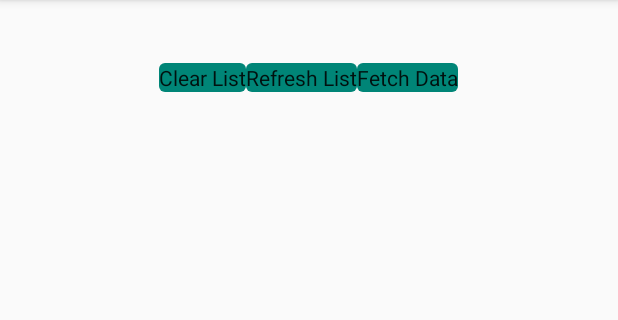
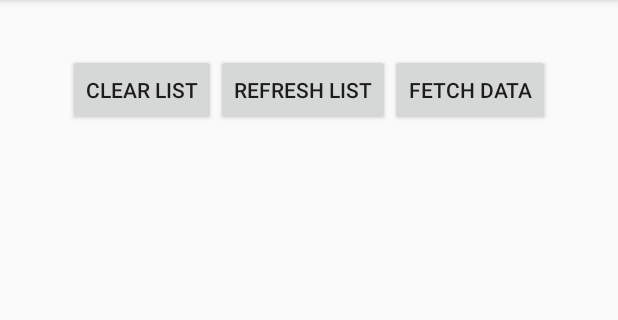
Before and after one commit to mhasanzadehir/AndroidProject, an Android app: the screen it shows after launch (MainActivity), on a phone screen of 412 x 824 dp, the part 84-404 px from its top. Run offline under Robolectric (Android 15) with nearby library versions, the phone set to English and light mode, and no system bars.

Commit message:
fist appropriate run

```diff
--- a/app/src/main/java/ir/sharif/androidproject/repository/DataRepository.kt
+++ b/app/src/main/java/ir/sharif/androidproject/repository/DataRepository.kt
@@ -29,7 +29,6 @@ object DataRepository {
 
     fun clear() = list.clear()
 
-    fun refresh() {
-        list = INITIAL_DATA
-    }
+    fun refresh() = list.clear().apply { list.addAll(INITIAL_DATA) }
+
 }
--- a/app/src/main/res/layout/activity_main.xml
+++ b/app/src/main/res/layout/activity_main.xml
@@ -13,19 +13,19 @@
             android:layout_height="wrap_content"
             android:layout_alignParentTop="true">
 
-        <com.google.android.material.button.MaterialButton
+        <Button
                 android:id="@+id/clearButton"
                 android:layout_width="wrap_content"
                 android:layout_height="wrap_content"
                 android:text="@string/clear_list"/>
 
-        <com.google.android.material.button.MaterialButton
+        <Button
                 android:id="@+id/refreshButton"
                 android:layout_width="wrap_content"
                 android:layout_height="wrap_content"
                 android:text="@string/refresh_list"/>
 
-        <com.google.android.material.button.MaterialButton
+        <Button
                 android:id="@+id/fetchButton"
                 android:layout_width="wrap_content"
                 android:layout_height="wrap_content"
@@ -35,10 +35,10 @@
 
     <LinearLayout
             android:id="@+id/list"
+            android:layout_below="@id/buttonsLayout"
             android:layout_width="match_parent"
             android:layout_marginTop="12dp"
             android:layout_height="wrap_content"
-            android:layout_below="@id/buttonsLayout"
             android:orientation="vertical"/>
 
 
--- a/app/src/main/res/layout/item_layout.xml
+++ b/app/src/main/res/layout/item_layout.xml
@@ -12,18 +12,18 @@
             android:layout_alignParentStart="true"/>
 
     <TextView
-            android:id="@+id/title"
+            android:id="@+id/titleTextView"
             android:layout_width="wrap_content"
             android:layout_height="wrap_content"
             android:layout_toRightOf="@id/image"
             android:layout_toEndOf="@id/image"/>
 
     <TextView
-            android:id="@+id/subtitle"
+            android:id="@+id/subtitleTextView"
             android:layout_toRightOf="@id/image"
             android:layout_width="wrap_content"
             android:layout_height="wrap_content"
-            android:layout_below="@id/title"
+            android:layout_below="@id/titleTextView"
             android:layout_toEndOf="@id/image"/>
 
 
```
Also changed, not shown: app/src/main/java/ir/sharif/androidproject/MainActivity.kt (+13 -2 lines).
